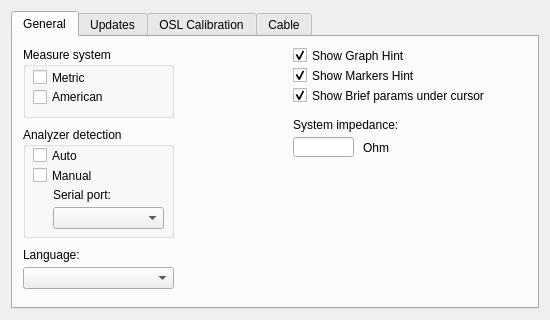
Above: settings.ui from rigexpert/AntScope2 before the change. Below: the same form after it.
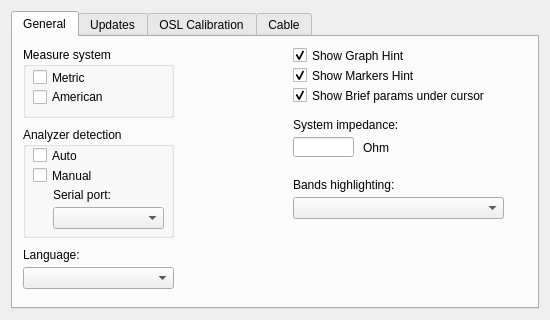
That is the form after the change. The open tabs and pages were chosen to show the change.

What changed in the file:
```diff
--- a/settings.ui
+++ b/settings.ui
@@ -252,6 +252,29 @@
         </rect>
        </property>
       </widget>
+      <widget class="QLabel" name="label_17">
+       <property name="geometry">
+        <rect>
+         <x>280</x>
+         <y>140</y>
+         <width>221</width>
+         <height>16</height>
+        </rect>
+       </property>
+       <property name="text">
+        <string>Bands highlighting:</string>
+       </property>
+      </widget>
+      <widget class="QComboBox" name="bandsCombobox">
+       <property name="geometry">
+        <rect>
+         <x>280</x>
+         <y>160</y>
+         <width>211</width>
+         <height>22</height>
+        </rect>
+       </property>
+      </widget>
      </widget>
      <widget class="QWidget" name="Updates">
       <attribute name="title">
```
Left out of the diff: 2 changed lines with no effect on the pictures.
